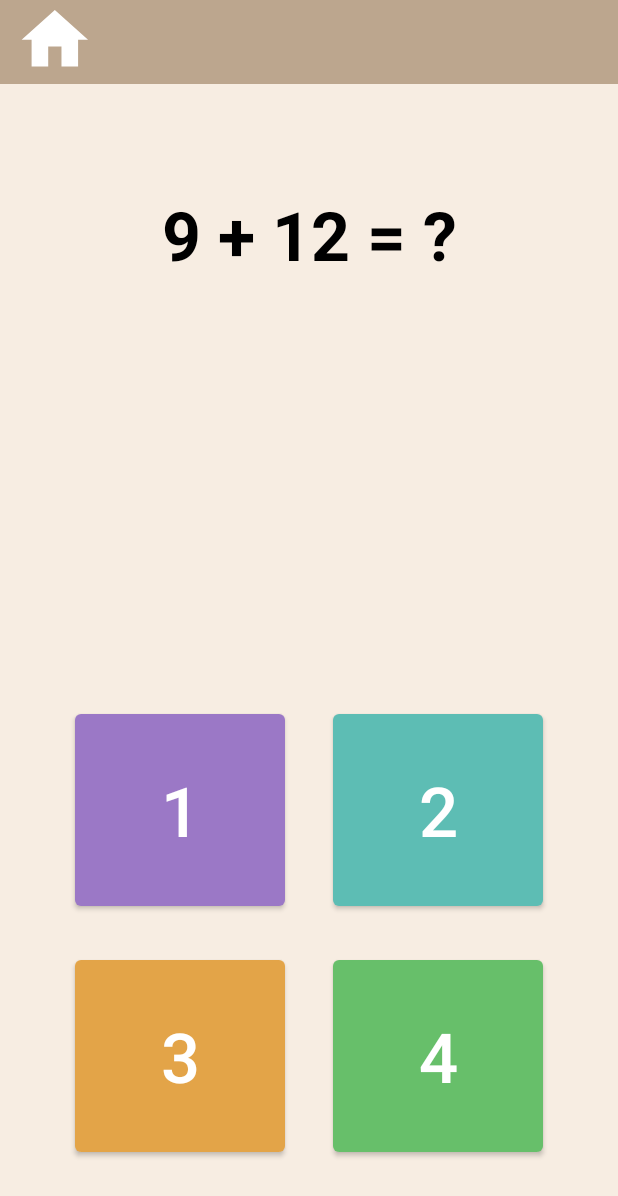
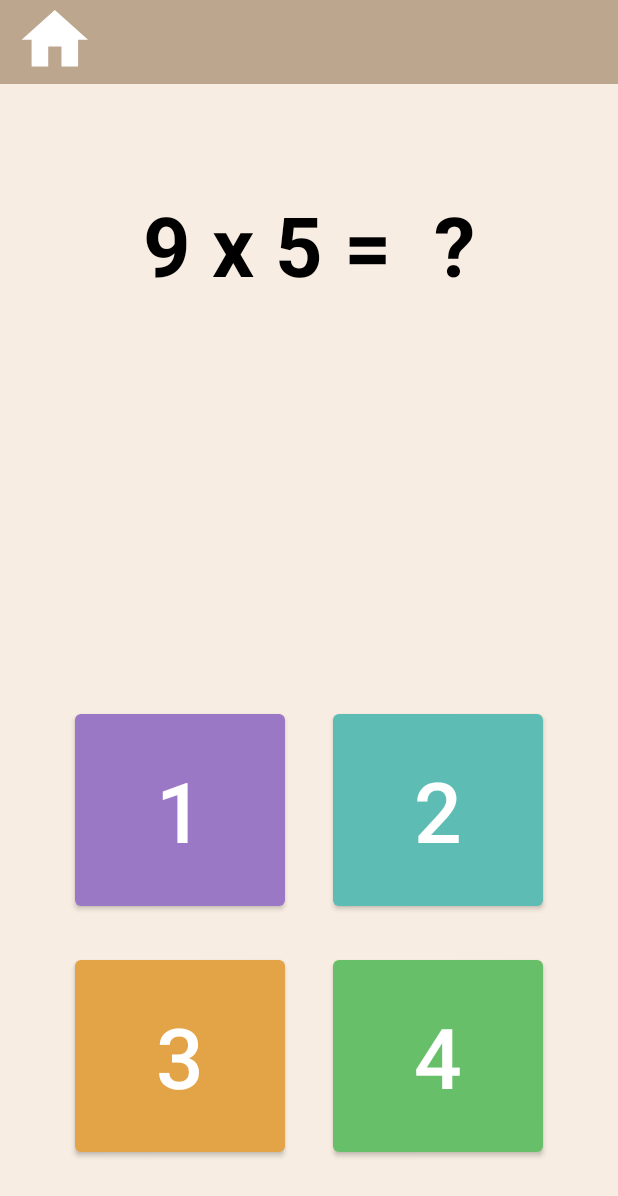
Before and after one commit to lukemjohnston/RefineMath, an Android app: the game screen opened directly, with no data from a screen before it, on a phone screen of 412 x 824 dp. Shown: the top 1196 px of the screen. Run offline under Robolectric (Android 15) with nearby library versions, the light colour scheme and no system bars.

Commit message:
random math formula generator

```diff
--- a/app/src/main/java/com/example/mathflash/game.java
+++ b/app/src/main/java/com/example/mathflash/game.java
@@ -5,13 +5,52 @@ import androidx.appcompat.app.AppCompatActivity;
 import android.content.Intent;
 import android.os.Bundle;
 import android.view.View;
+import android.widget.TextView;
 
 public class game extends AppCompatActivity {
 
+
     @Override
     protected void onCreate(Bundle savedInstanceState) {
+        int var = (int)Math.floor(Math.random()*(3-1+1)+1);
+        int min = 1;
+        int max = 2;
+        int ans = 0;
+
+        if(var < 3) {
+            min = 1;
+            max = 50;
+        }
+        if(var == 3) {
+            min = 1;
+            max = 12;
+        }
+
+        int number1 = (int)Math.floor(Math.random()*(max-min+1)+min);
+        int number2 = (int)Math.floor(Math.random()*(max-min+1)+min);
+        String n1 = String.valueOf(number1);
+        String n2 = String.valueOf(number2);
+        String v = "$";
+
+        if(var == 1) {      //addition
+            ans = number1 + number2;
+            v = "+";
+        }
+        if(var == 2) {      //subtraction
+            ans = number1 - number2;
+            v = "-";
+        }
+        if(var == 3) {      //multiplication
+            ans = number1 * number2;
+            v = "x";
+        }
+        String formula = n1+" "+v+" "+n2+" =  ?";
+
         super.onCreate(savedInstanceState);
         setContentView(R.layout.activity_game);
+
+        TextView textView = (TextView) findViewById(R.id.mathFormula);
+        textView.setText(formula);
     }
 
     public void optionChosen(View view) {
--- a/app/src/main/res/layout/activity_game.xml
+++ b/app/src/main/res/layout/activity_game.xml
@@ -16,7 +16,7 @@
         android:onClick="optionChosen"
         android:text="1"
         android:textColor="#FFFFFF"
-        android:textSize="46sp"
+        android:textSize="56sp"
         android:theme="@style/Button.purple"
         app:layout_constraintBottom_toTopOf="@+id/option3"
         app:layout_constraintStart_toStartOf="parent" />
@@ -30,7 +30,7 @@
         android:onClick="optionChosen"
         android:text="2"
         android:textColor="#FFFFFF"
-        android:textSize="46sp"
+        android:textSize="56sp"
         android:theme="@style/Button.teal"
         app:layout_constraintBottom_toTopOf="@+id/option4"
         app:layout_constraintEnd_toEndOf="parent" />
@@ -44,7 +44,7 @@
         android:onClick="optionChosen"
         android:text="3"
         android:textColor="#FFFFFF"
-        android:textSize="46sp"
+        android:textSize="56sp"
         android:theme="@style/Button.orange"
         app:layout_constraintBottom_toBottomOf="parent"
         app:layout_constraintStart_toStartOf="parent" />
@@ -58,7 +58,7 @@
         android:onClick="optionChosen"
         android:text="4"
         android:textColor="#FFFFFF"
-        android:textSize="46sp"
+        android:textSize="56sp"
         android:theme="@style/Button.green"
         app:layout_constraintBottom_toBottomOf="parent"
         app:layout_constraintEnd_toEndOf="parent" />
@@ -68,9 +68,9 @@
         android:layout_width="wrap_content"
         android:layout_height="wrap_content"
         android:layout_marginTop="70dp"
-        android:text="9 + 12 = ?"
+        android:text="@string/mathFormula"
         android:textColor="#000000"
-        android:textSize="45sp"
+        android:textSize="55sp"
         android:textStyle="bold"
         app:layout_constraintEnd_toEndOf="parent"
         app:layout_constraintStart_toStartOf="parent"
--- a/app/src/main/res/values/strings.xml
+++ b/app/src/main/res/values/strings.xml
@@ -1,3 +1,4 @@
 <resources>
     <string name="app_name">MathFlash</string>
+    <string name="mathFormula">9 + 10 = ?</string>
 </resources>
```
